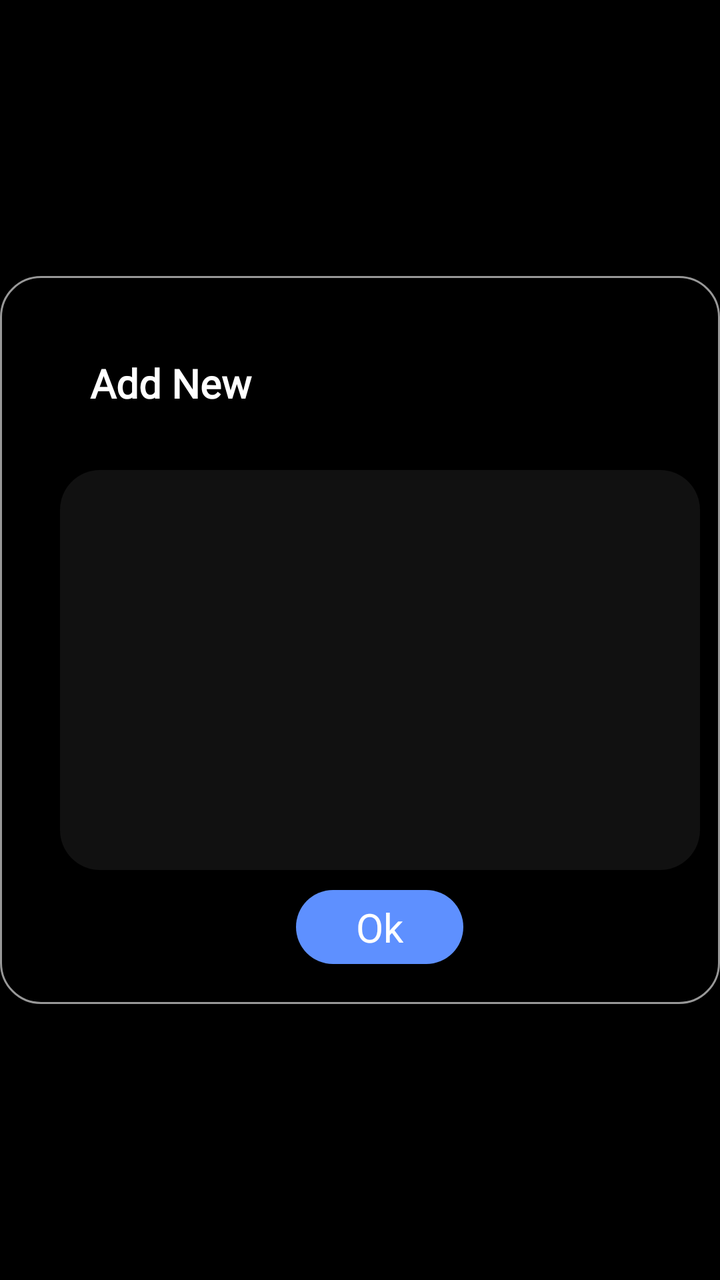
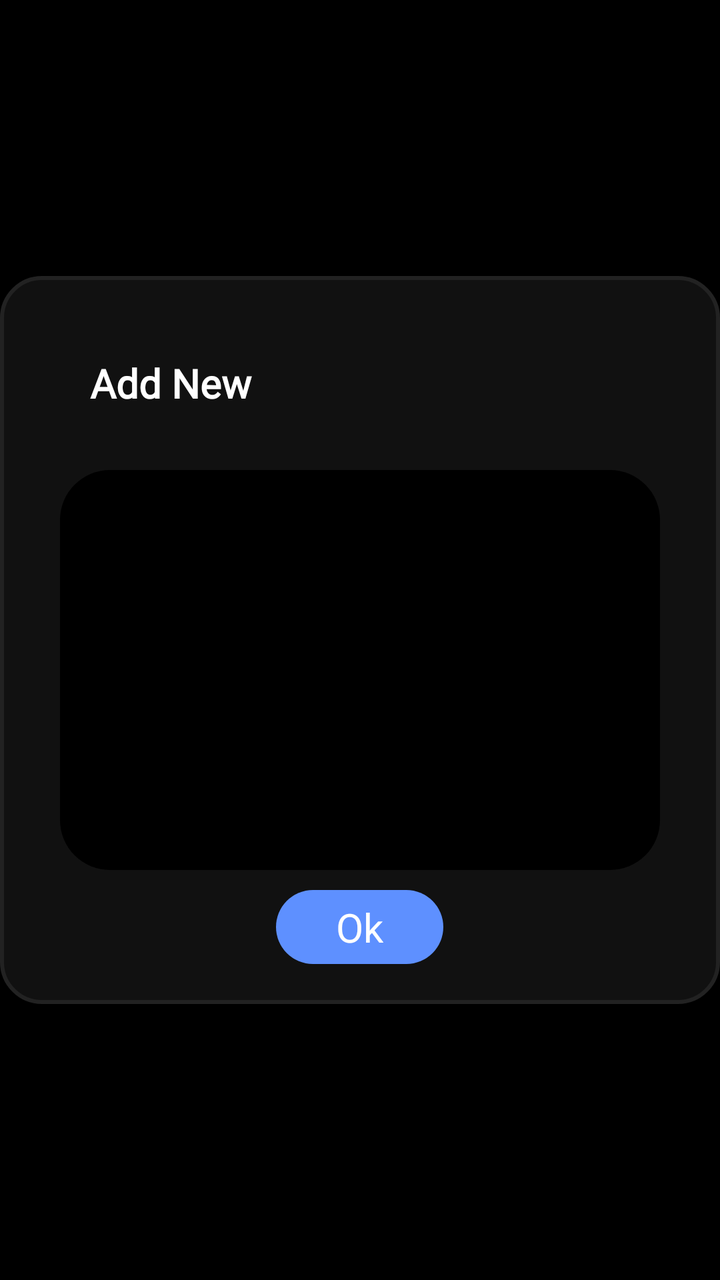

Two renders of the same Android screen: before a commit and after it. Below are the layout's source before the change and the commit's diff.
<!-- AndroidManifest.xml: application theme AppTheme -->
<!-- res/layout/add_story.xml -->
<?xml version="1.0" encoding="utf-8"?>
<LinearLayout xmlns:android="http://schemas.android.com/apk/res/android"
    android:layout_width="match_parent"
    android:layout_height="wrap_content"
    android:background="@color/black"
    android:gravity="center"
    android:orientation="vertical">
    <LinearLayout xmlns:android="http://schemas.android.com/apk/res/android"
        android:layout_width="match_parent"
        android:layout_height="wrap_content"
        android:background="@drawable/cardview_border"
        android:orientation="vertical"
        android:gravity="center"
        android:paddingLeft="20dp"
        android:paddingBottom="@dimen/_20dp"
        android:paddingTop="@dimen/_20dp">

        <TextView
            android:layout_width="match_parent"
            android:layout_height="wrap_content"
            android:layout_margin="@dimen/_10"
            android:fontFamily="@font/dm_sans"
            android:text=" Add New "
            android:textStyle="bold"
            android:padding="@dimen/_10"
            android:textColor="@color/white"
            android:textSize="@dimen/_20dp" />

        <EditText
            android:id="@+id/storyDescription"
            android:layout_width="match_parent"
            android:layout_height="200dp"
            android:layout_margin="@dimen/_10"
            android:fontFamily="@font/dm_sans"
            android:padding="@dimen/_10"
            android:maxLines="200"
            android:background="@drawable/grey_bg_rounded"
            android:textColor="@color/white"
            android:textSize="@dimen/_15" />

        <TextView
            android:id="@+id/ok_btn"
            android:layout_width="wrap_content"
            android:layout_height="wrap_content"
            android:textColor="@color/white"
            android:textSize="20dp"
            android:paddingStart="@dimen/_30dp"
            android:paddingEnd="@dimen/_30dp"
            android:paddingTop="@dimen/_5dp"
            android:paddingBottom="@dimen/_5dp"
            android:background="@drawable/blue_bg"
            android:text="Ok" />
    </LinearLayout>
</LinearLayout>
<!-- resources referenced by this layout -->
<resources>
  <color name="black">#FF000000</color>
  <color name="white">#FFFFFF</color>
  <dimen name="_10">10dp</dimen>
  <dimen name="_15">15dp</dimen>
  <dimen name="_20dp">20dp</dimen>
  <dimen name="_30dp">30dp</dimen>
  <dimen name="_5dp">5dp</dimen>
  <!-- drawable blue_bg (drawable) -->
  <?xml version="1.0" encoding="utf-8"?>
  <shape xmlns:android="http://schemas.android.com/apk/res/android"
      android:shape="rectangle">
      <solid android:color="@color/lightBlue"/>
  <corners android:radius="@dimen/_20dp"/>
  </shape>
  <!-- drawable cardview_border (drawable) -->
  <shape xmlns:android="http://schemas.android.com/apk/res/android"
      android:shape="rectangle">
      <solid android:color="@android:color/black" /> 
      <corners android:radius="20dp" />
      <stroke
          android:width="1dp"
          android:color="#989898"
          />
  </shape>
  <!-- drawable grey_bg_rounded (drawable) -->
  <?xml version="1.0" encoding="utf-8"?>
  <shape xmlns:android="http://schemas.android.com/apk/res/android"
      android:shape="rectangle">
  <solid android:color="@color/greyBackground"/>
      <corners android:radius="@dimen/_20dp"/>
  </shape>
  <style name="AppTheme" parent="Theme.MaterialComponents.Light.NoActionBar">
          <item name="colorPrimaryDark">@color/black</item>
          <item name="colorSurface">@color/white</item>
      </style>
  <color name="lightBlue">#5E90FF</color>
  <color name="greyBackground">#111111</color>
</resources>

<!-- the commit's change to res/layout/add_story.xml (unified diff, before → after) -->
@@ -8,10 +8,11 @@
     <LinearLayout xmlns:android="http://schemas.android.com/apk/res/android"
         android:layout_width="match_parent"
         android:layout_height="wrap_content"
-        android:background="@drawable/cardview_border"
+        android:background="@drawable/dark_grey_bg"
         android:orientation="vertical"
         android:gravity="center"
         android:paddingLeft="20dp"
+        android:paddingRight="20dp"
         android:paddingBottom="@dimen/_20dp"
         android:paddingTop="@dimen/_20dp">
 
@@ -34,7 +35,7 @@
             android:fontFamily="@font/dm_sans"
             android:padding="@dimen/_10"
             android:maxLines="200"
-            android:background="@drawable/grey_bg_rounded"
+            android:background="@drawable/black_button"
             android:textColor="@color/white"
             android:textSize="@dimen/_15" />
 
<!-- resource entries referenced after the edit -->
@@ -7,6 +7,12 @@
   <dimen name="_20dp">20dp</dimen>
   <dimen name="_30dp">30dp</dimen>
   <dimen name="_5dp">5dp</dimen>
+  <!-- drawable black_button (drawable) -->
+  <shape xmlns:android="http://schemas.android.com/apk/res/android"
+      android:shape="rectangle">
+      <solid android:color="#000000"/>
+      <corners android:radius="25dp" /> 
+  </shape>
   <!-- drawable blue_bg (drawable) -->
   <?xml version="1.0" encoding="utf-8"?>
   <shape xmlns:android="http://schemas.android.com/apk/res/android"
@@ -14,22 +20,14 @@
       <solid android:color="@color/lightBlue"/>
   <corners android:radius="@dimen/_20dp"/>
   </shape>
-  <!-- drawable cardview_border (drawable) -->
-  <shape xmlns:android="http://schemas.android.com/apk/res/android"
-      android:shape="rectangle">
-      <solid android:color="@android:color/black" /> 
-      <corners android:radius="20dp" />
-      <stroke
-          android:width="1dp"
-          android:color="#989898"
-          />
-  </shape>
-  <!-- drawable grey_bg_rounded (drawable) -->
+  <!-- drawable dark_grey_bg (drawable) -->
   <?xml version="1.0" encoding="utf-8"?>
   <shape xmlns:android="http://schemas.android.com/apk/res/android"
       android:shape="rectangle">
-  <solid android:color="@color/greyBackground"/>
+      <solid android:color="@color/greyBackground"/>
       <corners android:radius="@dimen/_20dp"/>
+      <stroke
+          android:width="2dp" android:color="@color/strokeBlack"/>
   </shape>
   <style name="AppTheme" parent="Theme.MaterialComponents.Light.NoActionBar">
           <item name="colorPrimaryDark">@color/black</item>
@@ -37,5 +35,6 @@
       </style>
   <color name="lightBlue">#5E90FF</color>
   <color name="greyBackground">#111111</color>
+  <color name="strokeBlack">#222222</color>
 </resources>
 
